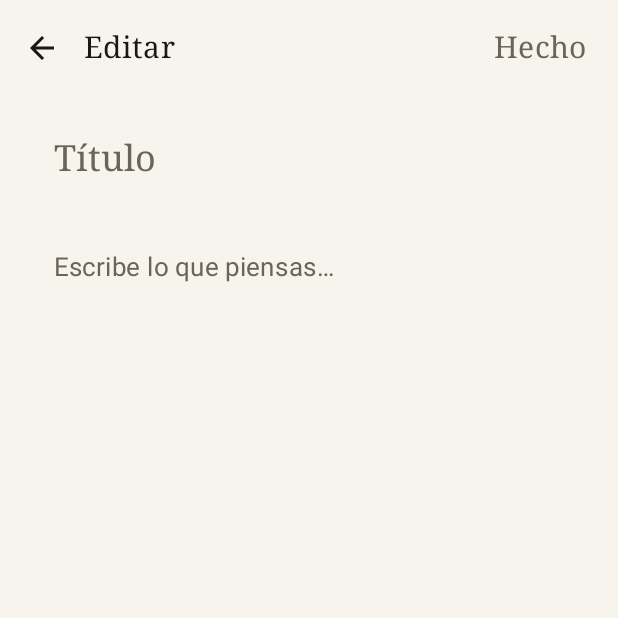
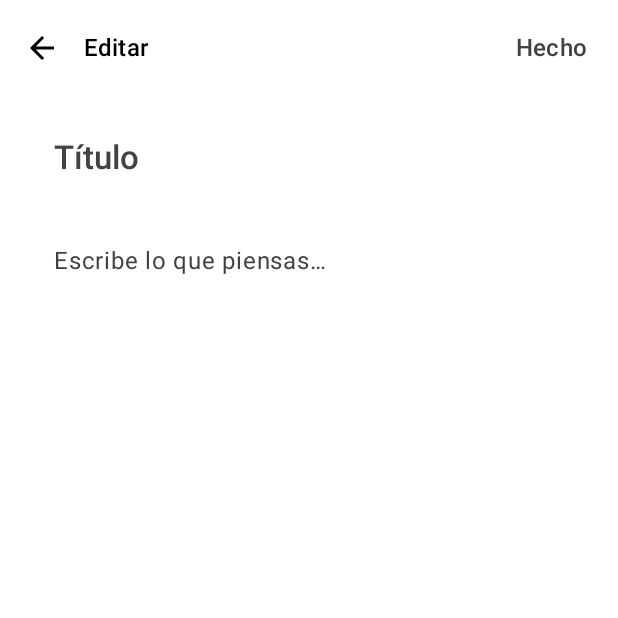
Before and after one commit to wandersepulveda2013/ordia-android, an Android app built with Jetpack Compose: the screen it shows after launch (MainActivity), after a tap on "Nueva nota", on a phone screen of 412 x 824 dp, the top half of it. Run offline under Robolectric (Android 15) with nearby library versions, the phone set to English and light mode, and no system bars; our stand-ins replace Room's generated code.

Commit message:
feat(design): implement Wave 1 foundation and typography
- Define `OrdiaTypography` focusing on a clean, light, and spaced-out appearance in `Type.kt`.
- Create `OrdiaTheme` with a strictly monochrome palette and restricted semantic colors in `Theme.kt`.
- Build the `OrdiaDesignSystem` core components: `OrdiaButton`, `OrdiaInput`, `OrdiaCard`, `OrdiaSheet`, `OrdiaDialog`, etc.
- Replace basic Material `TextField`s with the new `OrdiaInput` inside `NoteEditorScreen`.
- Transition the `NotepadApp` base to use `OrdiaTheme` rather than `NotepadTheme`.
- Verified UI tests and variants successfully compiled (`:app:testPreviewSafeDebugUnitTest`).

Co-authored-by: wandersepulveda2013 <308435692+wandersepulveda2013@users.noreply.github.com>

```diff
--- a/app/src/main/java/com/ordia/app/ui/NotepadApp.kt
+++ b/app/src/main/java/com/ordia/app/ui/NotepadApp.kt
@@ -10,11 +10,11 @@ import androidx.compose.runtime.setValue
 import androidx.lifecycle.viewmodel.compose.viewModel
 import com.ordia.app.ui.screens.NoteEditorScreen
 import com.ordia.app.ui.screens.NotesListScreen
-import com.ordia.app.ui.theme.NotepadTheme
+import com.ordia.app.ui.theme.OrdiaTheme
 
 @Composable
 fun NotepadApp(viewModel: NotepadViewModel = viewModel()) {
-    NotepadTheme {
+    OrdiaTheme {
         val notes by viewModel.notes.collectAsState()
         var editingId by rememberSaveable { mutableStateOf<Long?>(null) }
         var creating by rememberSaveable { mutableStateOf(false) }
--- a/app/src/main/java/com/ordia/app/ui/screens/NoteEditorScreen.kt
+++ b/app/src/main/java/com/ordia/app/ui/screens/NoteEditorScreen.kt
@@ -15,8 +15,6 @@ import androidx.compose.material3.IconButton
 import androidx.compose.material3.MaterialTheme
 import androidx.compose.material3.Scaffold
 import androidx.compose.material3.Text
-import androidx.compose.material3.TextField
-import androidx.compose.material3.TextFieldDefaults
 import androidx.compose.material3.TopAppBar
 import androidx.compose.material3.TopAppBarDefaults
 import androidx.compose.runtime.Composable
@@ -30,6 +28,7 @@ import androidx.compose.runtime.setValue
 import androidx.compose.ui.Modifier
 import androidx.compose.ui.unit.dp
 import com.ordia.app.data.NoteEntity
+import com.ordia.app.ui.components.OrdiaInput
 
 @OptIn(ExperimentalMaterial3Api::class)
 @Composable
@@ -86,30 +85,23 @@ fun NoteEditorScreen(
                 .padding(horizontal = 20.dp, vertical = 12.dp),
             verticalArrangement = Arrangement.spacedBy(12.dp),
         ) {
-            TextField(
+            OrdiaInput(
                 value = title,
                 onValueChange = { title = it },
-                placeholder = { Text("Título", style = MaterialTheme.typography.titleLarge) },
+                placeholder = "Título",
+                modifier = Modifier.fillMaxWidth(),
                 textStyle = MaterialTheme.typography.titleLarge,
-                modifier = Modifier.fillMaxWidth(),
-                colors = bareFieldColors(),
+                transparentBackground = true,
             )
-            TextField(
+            OrdiaInput(
                 value = content,
                 onValueChange = { content = it },
-                placeholder = { Text("Escribe lo que piensas…", style = MaterialTheme.typography.bodyLarge) },
+                placeholder = "Escribe lo que piensas…",
+                modifier = Modifier.fillMaxWidth(),
+                singleLine = false,
                 textStyle = MaterialTheme.typography.bodyLarge,
-                modifier = Modifier.fillMaxWidth(),
-                colors = bareFieldColors(),
+                transparentBackground = true,
             )
         }
     }
 }
-
-@Composable
-private fun bareFieldColors() = TextFieldDefaults.colors(
-    focusedContainerColor = androidx.compose.ui.graphics.Color.Transparent,
-    unfocusedContainerColor = androidx.compose.ui.graphics.Color.Transparent,
-    focusedIndicatorColor = androidx.compose.ui.graphics.Color.Transparent,
-    unfocusedIndicatorColor = androidx.compose.ui.graphics.Color.Transparent,
-)
--- a/app/src/main/java/com/ordia/app/ui/theme/Theme.kt
+++ b/app/src/main/java/com/ordia/app/ui/theme/Theme.kt
@@ -2,62 +2,72 @@ package com.ordia.app.ui.theme
 
 import androidx.compose.foundation.isSystemInDarkTheme
 import androidx.compose.material3.MaterialTheme
-import androidx.compose.material3.Typography
 import androidx.compose.material3.darkColorScheme
 import androidx.compose.material3.lightColorScheme
 import androidx.compose.runtime.Composable
-import androidx.compose.ui.text.font.FontFamily
-import androidx.compose.ui.unit.sp
+import androidx.compose.ui.graphics.Color
 
-/**
- * A restrained, paper-and-ink palette. No accent colors: the only chroma is the
- * page itself, so the writing stays the focus.
- */
-private val LightPaper = lightColorScheme(
-    primary = Ink,
-    onPrimary = Page,
-    secondary = Ink,
-    onSecondary = Page,
-    background = Page,
-    onBackground = Ink,
-    surface = Page,
-    onSurface = Ink,
-    surfaceVariant = SoftPaper,
-    onSurfaceVariant = InkMuted,
-    outline = Rule,
+val White = Color(0xFFFFFFFF)
+val Black = Color(0xFF000000)
+
+val Gray50 = Color(0xFFFAFAFA)
+val Gray100 = Color(0xFFF5F5F5)
+val Gray200 = Color(0xFFEEEEEE)
+val Gray300 = Color(0xFFE0E0E0)
+val Gray400 = Color(0xFFBDBDBD)
+val Gray500 = Color(0xFF9E9E9E)
+val Gray600 = Color(0xFF757575)
+val Gray700 = Color(0xFF616161)
+val Gray800 = Color(0xFF424242)
+val Gray900 = Color(0xFF212121)
+
+val SemanticAlert = Color(0xFFD32F2F)
+val SemanticSuccess = Color(0xFF388E3C)
+val SemanticFocus = Color(0xFF1976D2)
+val SemanticCalendar = Color(0xFFF57C00)
+
+private val LightColorScheme = lightColorScheme(
+    primary = Black,
+    onPrimary = White,
+    secondary = Gray700,
+    onSecondary = White,
+    background = White,
+    onBackground = Black,
+    surface = White,
+    onSurface = Black,
+    surfaceVariant = Gray100,
+    onSurfaceVariant = Gray800,
+    outline = Gray300,
+    outlineVariant = Gray200,
+    error = SemanticAlert,
+    onError = White,
 )
 
-private val DarkPaper = darkColorScheme(
-    primary = PageOnDark,
-    onPrimary = DarkInk,
-    secondary = PageOnDark,
-    onSecondary = DarkInk,
-    background = DarkInk,
-    onBackground = PageOnDark,
-    surface = DarkInk,
-    onSurface = PageOnDark,
-    surfaceVariant = DarkInkRaised,
-    onSurfaceVariant = PageMuted,
-    outline = DarkRule,
+private val DarkColorScheme = darkColorScheme(
+    primary = White,
+    onPrimary = Black,
+    secondary = Gray300,
+    onSecondary = Black,
+    background = Gray900,
+    onBackground = White,
+    surface = Gray900,
+    onSurface = White,
+    surfaceVariant = Gray800,
+    onSurfaceVariant = Gray200,
+    outline = Gray600,
+    outlineVariant = Gray700,
+    error = SemanticAlert,
+    onError = Black,
 )
 
 @Composable
-fun NotepadTheme(
+fun OrdiaTheme(
     darkTheme: Boolean = isSystemInDarkTheme(),
     content: @Composable () -> Unit,
 ) {
-    val base = Typography()
-    val type = Typography(
-        bodyLarge = base.bodyLarge.copy(fontSize = 17.sp, lineHeight = 28.sp),
-        bodyMedium = base.bodyMedium.copy(fontSize = 16.sp, lineHeight = 26.sp),
-        titleLarge = base.titleLarge.copy(fontFamily = FontFamily.Serif, fontSize = 24.sp),
-        titleMedium = base.titleMedium.copy(fontFamily = FontFamily.Serif, fontSize = 20.sp),
-        titleSmall = base.titleSmall.copy(fontFamily = FontFamily.Serif),
-        labelSmall = base.labelSmall.copy(fontSize = 11.sp),
-    )
     MaterialTheme(
-        colorScheme = if (darkTheme) DarkPaper else LightPaper,
-        typography = type,
+        colorScheme = if (darkTheme) DarkColorScheme else LightColorScheme,
+        typography = OrdiaTypography,
         content = content,
     )
 }
--- /dev/null
+++ b/app/src/main/java/com/ordia/app/ui/theme/Type.kt
@@ -0,0 +1,115 @@
+package com.ordia.app.ui.theme
+
+import androidx.compose.material3.Typography
+import androidx.compose.ui.text.TextStyle
+import androidx.compose.ui.text.font.FontFamily
+import androidx.compose.ui.text.font.FontWeight
+import androidx.compose.ui.unit.sp
+
+val OrdiaTypography = Typography(
+    displayLarge = TextStyle(
+        fontFamily = FontFamily.Default,
+        fontWeight = FontWeight.Light,
+        fontSize = 57.sp,
+        lineHeight = 64.sp,
+        letterSpacing = (-0.25).sp
+    ),
+    displayMedium = TextStyle(
+        fontFamily = FontFamily.Default,
+        fontWeight = FontWeight.Light,
+        fontSize = 45.sp,
+        lineHeight = 52.sp,
+        letterSpacing = 0.sp
+    ),
+    displaySmall = TextStyle(
+        fontFamily = FontFamily.Default,
+        fontWeight = FontWeight.Normal,
+        fontSize = 36.sp,
+        lineHeight = 44.sp,
+        letterSpacing = 0.sp
+    ),
+    headlineLarge = TextStyle(
+        fontFamily = FontFamily.Default,
+        fontWeight = FontWeight.Normal,
+        fontSize = 32.sp,
+        lineHeight = 40.sp,
+        letterSpacing = 0.sp
+    ),
+    headlineMedium = TextStyle(
+        fontFamily = FontFamily.Default,
+        fontWeight = FontWeight.Normal,
+        fontSize = 28.sp,
+        lineHeight = 36.sp,
+        letterSpacing = 0.sp
+    ),
+    headlineSmall = TextStyle(
+        fontFamily = FontFamily.Default,
+        fontWeight = FontWeight.Medium,
+        fontSize = 24.sp,
+        lineHeight = 32.sp,
+        letterSpacing = 0.sp
+    ),
+    titleLarge = TextStyle(
+        fontFamily = FontFamily.Default,
+        fontWeight = FontWeight.Medium,
+        fontSize = 22.sp,
+        lineHeight = 28.sp,
+        letterSpacing = 0.sp
+    ),
+    titleMedium = TextStyle(
+        fontFamily = FontFamily.Default,
+        fontWeight = FontWeight.Medium,
+        fontSize = 16.sp,
+        lineHeight = 24.sp,
+        letterSpacing = 0.15.sp
+    ),
+    titleSmall = TextStyle(
+        fontFamily = FontFamily.Default,
+        fontWeight = FontWeight.Medium,
+        fontSize = 14.sp,
+        lineHeight = 20.sp,
+        letterSpacing = 0.1.sp
+    ),
+    bodyLarge = TextStyle(
+        fontFamily = FontFamily.Default,
+        fontWeight = FontWeight.Normal,
+        fontSize = 16.sp,
+        lineHeight = 26.sp,
+        letterSpacing = 0.5.sp
+    ),
+    bodyMedium = TextStyle(
+        fontFamily = FontFamily.Default,
+        fontWeight = FontWeight.Normal,
+        fontSize = 14.sp,
+        lineHeight = 22.sp,
+        letterSpacing = 0.25.sp
+    ),
+    bodySmall = TextStyle(
+        fontFamily = FontFamily.Default,
+        fontWeight = FontWeight.Normal,
+        fontSize = 12.sp,
+        lineHeight = 18.sp,
+        letterSpacing = 0.4.sp
+    ),
+    labelLarge = TextStyle(
+        fontFamily = FontFamily.Default,
+        fontWeight = FontWeight.Medium,
+        fontSize = 14.sp,
+        lineHeight = 20.sp,
+        letterSpacing = 0.1.sp
+    ),
+    labelMedium = TextStyle(
+        fontFamily = FontFamily.Default,
+        fontWeight = FontWeight.Medium,
+        fontSize = 12.sp,
+        lineHeight = 16.sp,
+        letterSpacing = 0.5.sp
+    ),
+    labelSmall = TextStyle(
+        fontFamily = FontFamily.Default,
+        fontWeight = FontWeight.Medium,
+        fontSize = 11.sp,
+        lineHeight = 16.sp,
+        letterSpacing = 0.5.sp
+    )
+)
```
Also changed, not shown: app/src/main/java/com/ordia/app/ui/components/OrdiaDesignSystem.kt (added, +238 -0 lines).
